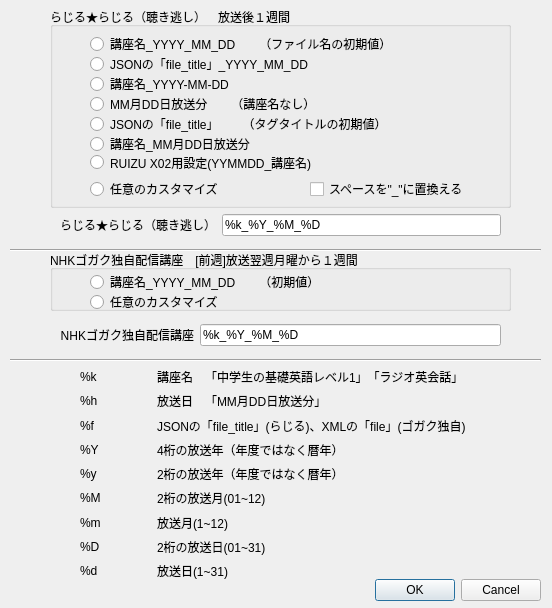
The window that customizedialog.ui (CSReviser/CaptureStream2) describes before a commit, drawn with Qt 5.
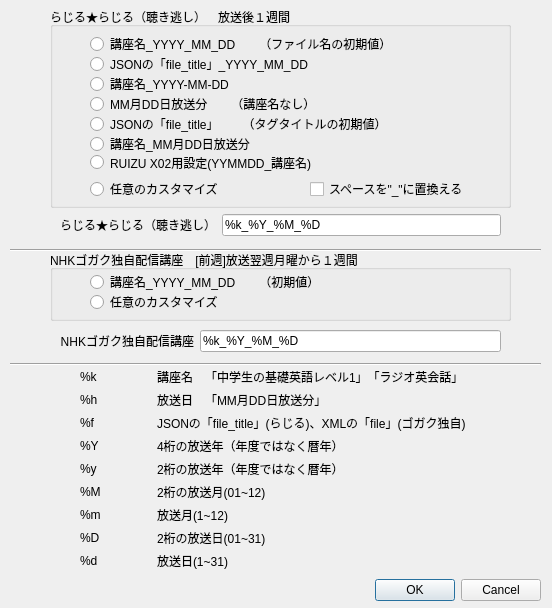
The same window after the commit.

```diff
--- a/customizedialog.ui
+++ b/customizedialog.ui
@@ -94,7 +94,7 @@
      <x>80</x>
      <y>368</y>
      <width>386</width>
-     <height>212</height>
+     <height>201</height>
     </rect>
    </property>
    <layout class="QGridLayout" name="gridLayout_2">
@@ -373,7 +373,7 @@
    <property name="geometry">
     <rect>
      <x>60</x>
-     <y>320</y>
+     <y>326</y>
      <width>441</width>
      <height>31</height>
     </rect>
@@ -402,7 +402,7 @@
    <property name="geometry">
     <rect>
      <x>10</x>
-     <y>350</y>
+     <y>354</y>
      <width>531</width>
      <height>20</height>
     </rect>
@@ -417,7 +417,7 @@
      <x>50</x>
      <y>250</y>
      <width>461</width>
-     <height>61</height>
+     <height>71</height>
     </rect>
    </property>
    <property name="title">
```
